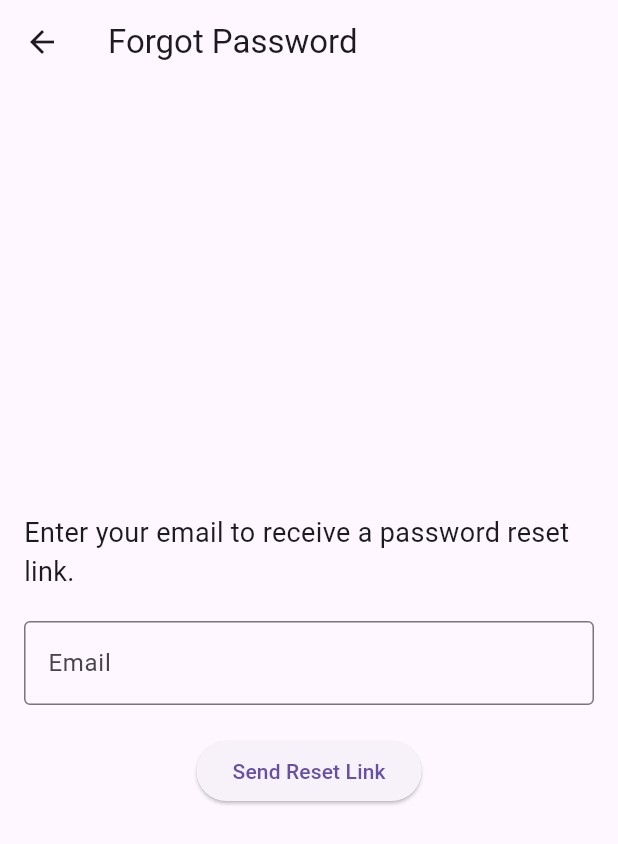
After one commit to Thawthaw001/Gadget, a Flutter app: the screen it shows after launch, after a tap on "Forget Password", on a phone screen of 412 x 824 dp. The commit adds this screen. Shown: the top 844 px of the screen. Run offline on Flutter 3.47's test engine with Material 3 defaults, Android fonts, the phone set to English and light mode, and no system bars; our stand-ins replace carousel_slider, cloud_firestore, firebase_auth, firebase_core, firebase_storage, google_sign_in and 3 more; missing offline and left inert: firebase_app_check, font_awesome_icon_class; accounts and stored records are empty; network calls fail.

Commit message:
Initial Commit

```diff
--- a/lib/Pages/AccessoriesPage/accessories_page.dart
+++ b/lib/Pages/AccessoriesPage/accessories_page.dart
@@ -1,3 +1,4 @@
+
 import 'package:flutter/material.dart';
 import 'package:cloud_firestore/cloud_firestore.dart';
 import 'package:thaw/Pages/productcard.dart';
--- /dev/null
+++ b/lib/Pages/forgetpassword.dart
@@ -0,0 +1,69 @@
+import 'package:flutter/material.dart';
+import 'package:firebase_auth/firebase_auth.dart';
+
+class ForgotPassword extends StatefulWidget {
+  @override
+  ForgotPasswordState createState() => ForgotPasswordState();
+}
+
+class ForgotPasswordState extends State<ForgotPassword> {
+  final _emailController = TextEditingController();
+  final _auth = FirebaseAuth.instance;
+
+  void _sendResetLink() async {
+    final email = _emailController.text;
+
+    if (email.isEmpty) {
+      ScaffoldMessenger.of(context).showSnackBar(
+        const SnackBar(content: Text('Please enter an email address')),
+      );
+      return;
+    }
+
+    try {
+      await _auth.sendPasswordResetEmail(email: email);
+      ScaffoldMessenger.of(context).showSnackBar(
+        const SnackBar(content: Text('Password reset link sent to your email')),
+      );
+      Navigator.of(context).pop(); // Go back to previous screen
+    } catch (error) {
+      ScaffoldMessenger.of(context).showSnackBar(
+        SnackBar(content: Text('Failed to send reset link: $error')),
+      );
+    }
+  }
+
+  @override
+  Widget build(BuildContext context) {
+    return Scaffold(
+      appBar: AppBar(
+        title: const Text('Forgot Password'),
+      ),
+      body: Padding(
+        padding: const EdgeInsets.all(16.0),
+        child: Column(
+          mainAxisAlignment: MainAxisAlignment.center,
+          children: [
+            const Text(
+              'Enter your email to receive a password reset link.',
+              style: TextStyle(fontSize: 18),
+            ),
+            const SizedBox(height: 20),
+            TextField(
+              controller: _emailController,
+              decoration: const InputDecoration(
+                labelText: 'Email',
+                border: OutlineInputBorder(),
+              ),
+            ),
+            const SizedBox(height: 20),
+            ElevatedButton(
+              onPressed: _sendResetLink,
+              child: const Text('Send Reset Link'),
+            ),
+          ],
+        ),
+      ),
+    );
+  }
+}
--- a/lib/auth/loginscreen.dart
+++ b/lib/auth/loginscreen.dart
@@ -6,7 +6,7 @@ import 'package:firebase_auth/firebase_auth.dart';
 import 'package:flutter/material.dart';
 import 'package:font_awesome_icon_class/font_awesome_icon_class.dart';
 import 'package:thaw/Admin/admin_panel.dart';
-import 'package:thaw/Pages/Forgotpassword.dart';
+import 'package:thaw/Pages/forgetpassword.dart';
 import 'package:thaw/Pages/home_page.dart';
 import 'package:thaw/auth/auth_service.dart';
 import 'package:thaw/auth/register.dart';
@@ -200,11 +200,11 @@ class _LoginState extends State<Login> {
                               alignment: Alignment.bottomRight,
                               child: InkWell(
                                 onTap: () {
-                                  // Navigator.push(
-                                  //     context,
-                                  //     MaterialPageRoute(
-                                  //         builder: (context) =>
-                                  //             const ForgotPassword()));
+                                  Navigator.push(
+                                      context,
+                                      MaterialPageRoute(
+                                          builder: (context) =>
+                                              ForgotPassword()));
                                 },
                                 child: Text('Forget Password',
                                     style: formfieldStyle),
```
Also changed, not shown: lib/Admin/uploadnewcatimage.dart (added, +27 -0 lines), lib/Pages/Forgotpassword.dart (deleted, +0 -55 lines), lib/Pages/home_page.dart (+48 -162 lines), lib/Widget/carousel_slider.dart (+4 -13 lines), lib/Widget/categoryButton.dart (+19 -21 lines), pubspec.lock, pubspec.yaml (line endings or trailing spaces).
